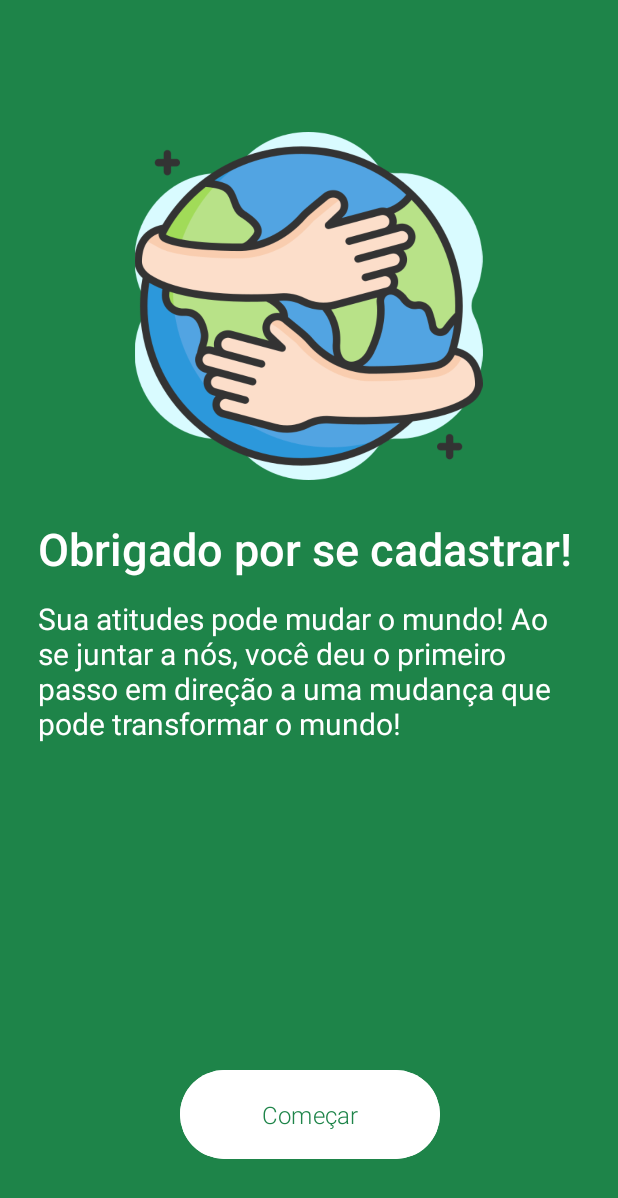
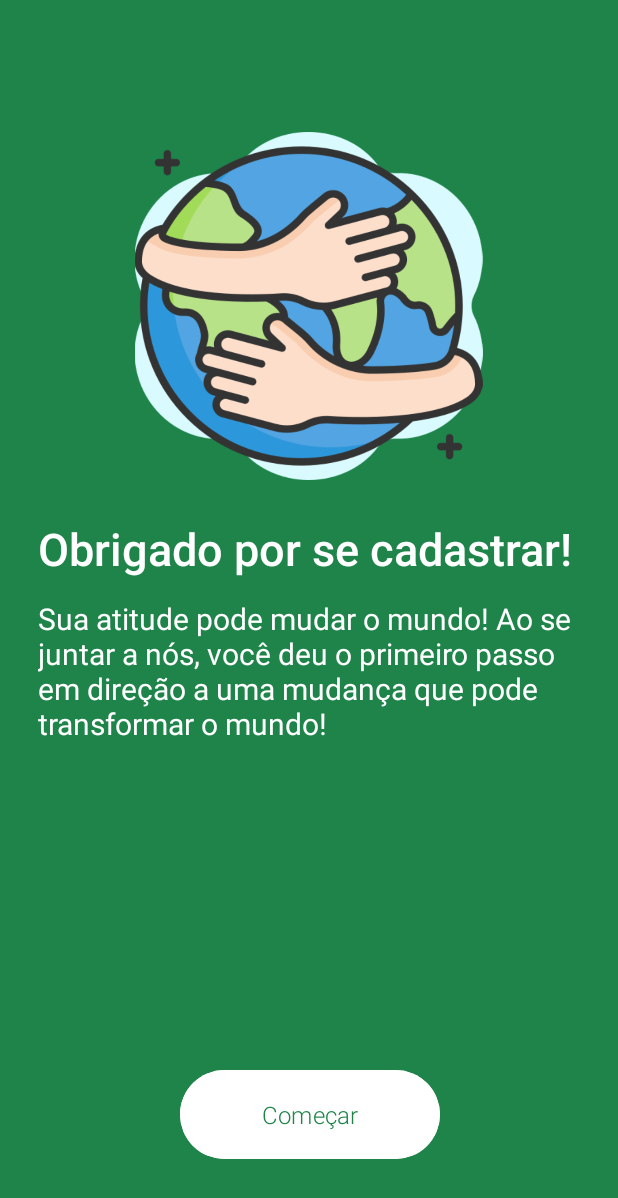
Before and after one commit to MarinaBohlant/appAline, an Android app: the LogadoActivity screen opened directly, with no data from a screen before it, on a phone screen of 412 x 824 dp. Shown: the top 1198 px of the screen. Run offline under Robolectric (Android 15) with nearby library versions, the phone set to English and light mode, and no system bars.

Commit message:
Commit das alterações

```diff
--- a/app/src/main/res/values/strings.xml
+++ b/app/src/main/res/values/strings.xml
@@ -6,7 +6,7 @@
     <string name="txttextobv">Faça compras susntentáveis e conscientes! Se cadastre agora. Os melhores produtos você só encontra aqui!</string>
     <string name="btnlogin">Login</string>
     <string name="txtparte1">Obrigado por se cadastrar!</string>
-    <string name="txtparte2">Sua atitudes pode mudar o mundo! Ao se juntar a nós, você deu o primeiro passo em direção a uma mudança que pode transformar o mundo!</string>
+    <string name="txtparte2">Sua atitude pode mudar o mundo! Ao se juntar a nós, você deu o primeiro passo em direção a uma mudança que pode transformar o mundo!</string>
     <string name="btncomeco">Começar</string>
     <string name="txtintroducao" tools:ignore="Typos">Você sabia que preservar o meio ambiente é essencial para a sobrevivência de nossa biosfera, por isso devemos agir de forma responsável, reduzindo o desperdício, conservando recursos naturais e protegendo a diversidade da vida na Terra, por isso, a vida na Terra é importante, e salvar o meio ambiente também.</string>
     <string name="btnparte1">Continuar</string>
```
